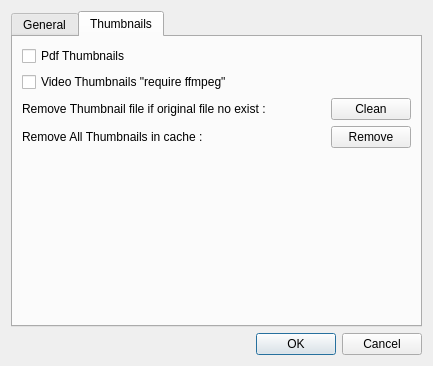
zakariakov/elokab-files-manager, file elokab-fm/settingsdlg.ui: the form before one commit.
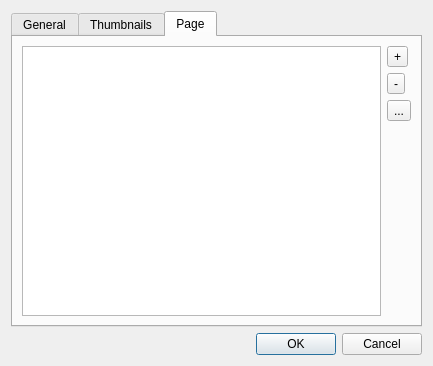
The form after the commit.

```diff
--- a/elokab-fm/settingsdlg.ui
+++ b/elokab-fm/settingsdlg.ui
@@ -17,7 +17,7 @@
    <item>
     <widget class="QTabWidget" name="tabWidget">
      <property name="currentIndex">
-      <number>1</number>
+      <number>2</number>
      </property>
      <widget class="QWidget" name="tab">
       <attribute name="title">
@@ -160,6 +160,63 @@
        </item>
       </layout>
      </widget>
+     <widget class="QWidget" name="tab_3">
+      <attribute name="title">
+       <string>Page</string>
+      </attribute>
+      <layout class="QHBoxLayout" name="horizontalLayout_2">
+       <item>
+        <widget class="QListView" name="listView"/>
+       </item>
+       <item>
+        <layout class="QVBoxLayout" name="verticalLayout_3">
+         <item>
+          <widget class="QToolButton" name="toolButton">
+           <property name="toolTip">
+            <string>Add Action</string>
+           </property>
+           <property name="text">
+            <string>+</string>
+           </property>
+          </widget>
+         </item>
+         <item>
+          <widget class="QToolButton" name="toolButton_2">
+           <property name="toolTip">
+            <string>Remove Action</string>
+           </property>
+           <property name="text">
+            <string>-</string>
+           </property>
+          </widget>
+         </item>
+         <item>
+          <widget class="QToolButton" name="toolButton_3">
+           <property name="toolTip">
+            <string>Edite Action</string>
+           </property>
+           <property name="text">
+            <string>...</string>
+           </property>
+          </widget>
+         </item>
+         <item>
+          <spacer name="verticalSpacer_3">
+           <property name="orientation">
+            <enum>Qt::Vertical</enum>
+           </property>
+           <property name="sizeHint" stdset="0">
+            <size>
+             <width>20</width>
+             <height>158</height>
+            </size>
+           </property>
+          </spacer>
+         </item>
+        </layout>
+       </item>
+      </layout>
+     </widget>
     </widget>
    </item>
    <item>
```
